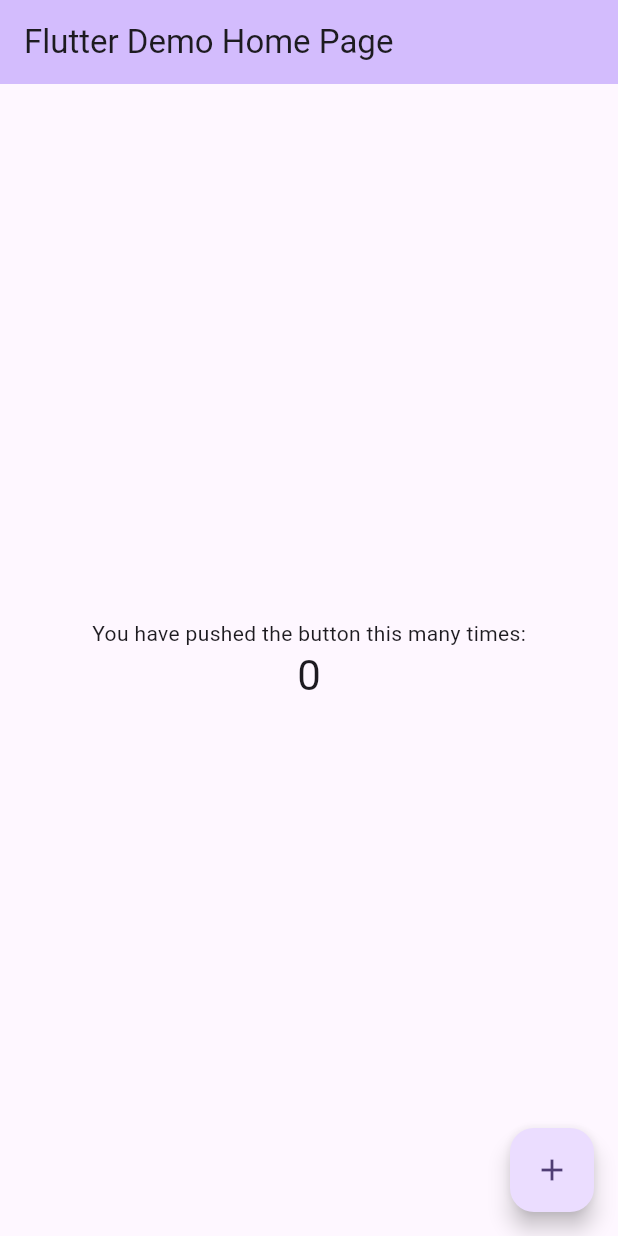
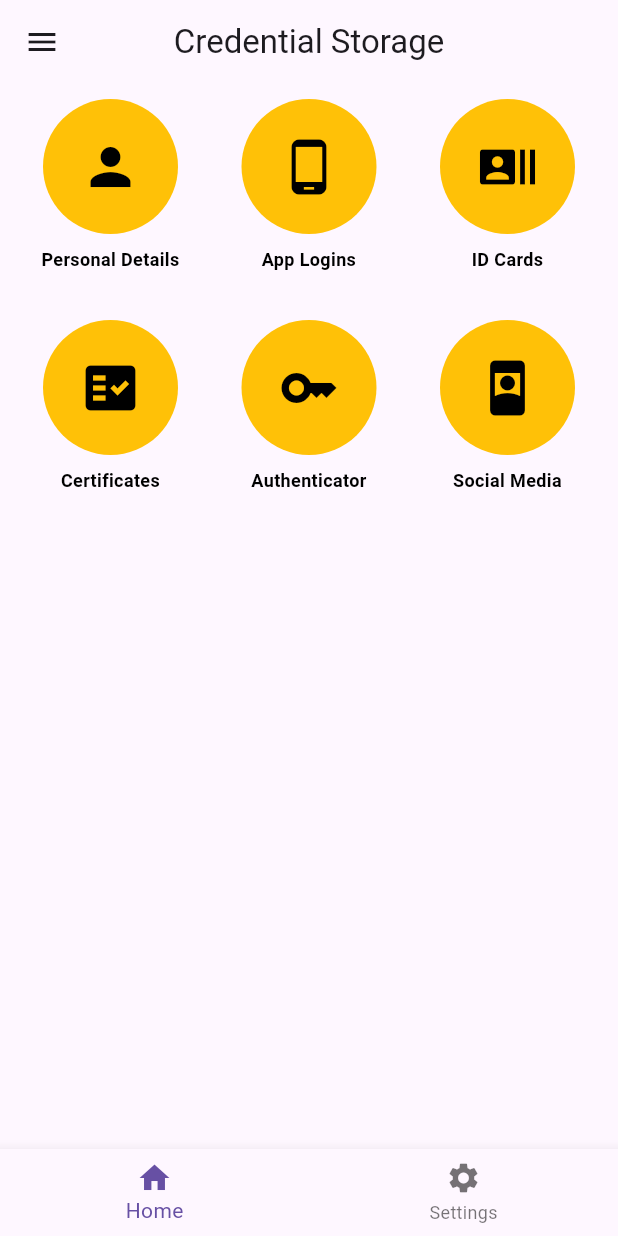
Before and after one commit to Dnissingle/Personal-Credentials-Storage, a Flutter app: the screen it shows after launch, on a phone screen of 412 x 824 dp. Run offline on Flutter 3.47's test engine with Material 3 defaults, Android fonts, the phone set to English and light mode, and no system bars.

Commit message:
created home page

```diff
--- a/lib/main.dart
+++ b/lib/main.dart
@@ -1,122 +1,16 @@
 import 'package:flutter/material.dart';
-
+import 'screens/home.dart';
 void main() {
   runApp(const MyApp());
 }
-
  class MyApp extends StatelessWidget {
    const MyApp({super.key});
 
-  // This widget is the root of your application.
    @override
    Widget build(BuildContext context) {
      return MaterialApp(
-      title: 'Flutter Demo',
-      theme: ThemeData(
-        // This is the theme of your application.
-        //
-        // TRY THIS: Try running your application with "flutter run". You'll see
-        // the application has a purple toolbar. Then, without quitting the app,
-        // try changing the seedColor in the colorScheme below to Colors.green
-        // and then invoke "hot reload" (save your changes or press the "hot
-        // reload" button in a Flutter-supported IDE, or press "r" if you used
-        // the command line to start the app).
-        //
-        // Notice that the counter didn't reset back to zero; the application
-        // state is not lost during the reload. To reset the state, use hot
-        // restart instead.
-        //
-        // This works for code too, not just values: Most code changes can be
-        // tested with just a hot reload.
-        colorScheme: .fromSeed(seedColor: Colors.deepPurple),
-      ),
-      home: const MyHomePage(title: 'Flutter Demo Home Page'),
+       debugShowCheckedModeBanner: false,
+       home: HomePage(),
      );
    }
  }
-
-class MyHomePage extends StatefulWidget {
-  const MyHomePage({super.key, required this.title});
-
-  // This widget is the home page of your application. It is stateful, meaning
-  // that it has a State object (defined below) that contains fields that affect
-  // how it looks.
-
-  // This class is the configuration for the state. It holds the values (in this
-  // case the title) provided by the parent (in this case the App widget) and
-  // used by the build method of the State. Fields in a Widget subclass are
-  // always marked "final".
-
-  final String title;
-
-  @override
-  State<MyHomePage> createState() => _MyHomePageState();
-}
-
-class _MyHomePageState extends State<MyHomePage> {
-  int _counter = 0;
-
-  void _incrementCounter() {
-    setState(() {
-      // This call to setState tells the Flutter framework that something has
-      // changed in this State, which causes it to rerun the build method below
-      // so that the display can reflect the updated values. If we changed
-      // _counter without calling setState(), then the build method would not be
-      // called again, and so nothing would appear to happen.
-      _counter++;
-    });
-  }
-
-  @override
-  Widget build(BuildContext context) {
-    // This method is rerun every time setState is called, for instance as done
-    // by the _incrementCounter method above.
-    //
-    // The Flutter framework has been optimized to make rerunning build methods
-    // fast, so that you can just rebuild anything that needs updating rather
-    // than having to individually change instances of widgets.
-    return Scaffold(
-      appBar: AppBar(
-        // TRY THIS: Try changing the color here to a specific color (to
-        // Colors.amber, perhaps?) and trigger a hot reload to see the AppBar
-        // change color while the other colors stay the same.
-        backgroundColor: Theme.of(context).colorScheme.inversePrimary,
-        // Here we take the value from the MyHomePage object that was created by
-        // the App.build method, and use it to set our appbar title.
-        title: Text(widget.title),
-      ),
-      body: Center(
-        // Center is a layout widget. It takes a single child and positions it
-        // in the middle of the parent.
-        child: Column(
-          // Column is also a layout widget. It takes a list of children and
-          // arranges them vertically. By default, it sizes itself to fit its
-          // children horizontally, and tries to be as tall as its parent.
-          //
-          // Column has various properties to control how it sizes itself and
-          // how it positions its children. Here we use mainAxisAlignment to
-          // center the children vertically; the main axis here is the vertical
-          // axis because Columns are vertical (the cross axis would be
-          // horizontal).
-          //
-          // TRY THIS: Invoke "debug painting" (choose the "Toggle Debug Paint"
-          // action in the IDE, or press "p" in the console), to see the
-          // wireframe for each widget.
-          mainAxisAlignment: .center,
-          children: [
-            const Text('You have pushed the button this many times:'),
-            Text(
-              '$_counter',
-              style: Theme.of(context).textTheme.headlineMedium,
-            ),
-          ],
-        ),
-      ),
-      floatingActionButton: FloatingActionButton(
-        onPressed: _incrementCounter,
-        tooltip: 'Increment',
-        child: const Icon(Icons.add),
-      ),
-    );
-  }
-}
--- /dev/null
+++ b/lib/screens/home.dart
@@ -0,0 +1,55 @@
+import 'package:flutter/material.dart';
+import 'package:personal_credential_storage/widgets/home_widgets.dart';
+
+class HomePage extends StatefulWidget {
+  const HomePage({super.key});
+
+  @override
+  State<HomePage> createState() => _HomePageState();
+}
+
+class _HomePageState extends State<HomePage> {
+  final List<Map<String, dynamic>> dashboardItems = [
+    {"icon": Icons.person, "text": "Personal Details"},
+    {"icon": Icons.phone_android, "text": "App Logins"},
+    {"icon": Icons.recent_actors, "text": "ID Cards"},
+    {"icon": Icons.fact_check, "text": "Certificates"},
+    {"icon": Icons.key, "text": "Authenticator"},
+    {"icon": Icons.remember_me, "text": "Social Media"},
+    //{"icon": Icons.settings_applications, "text": "Driver License"},
+  ];
+
+  @override
+  Widget build(BuildContext context) {
+    return Scaffold(
+      appBar: AppBar(
+        title: Text("Credential Storage"),
+        centerTitle: true,
+      ),
+      drawer: Drawer(),
+      body: Center(
+        child: GridView.builder(
+          padding: const EdgeInsets.all(10.0),
+          gridDelegate: const SliverGridDelegateWithFixedCrossAxisCount(
+            crossAxisCount: 3,
+            crossAxisSpacing: 5,
+            mainAxisSpacing: 20,
+          ),
+          itemCount: dashboardItems.length,
+          itemBuilder: (context, index) {
+            final item = dashboardItems[index];
+            return HomeWidgets(
+              icon: item["icon"],
+              text: item["text"],
+            );
+          }
+        ),
+      ),
+
+      bottomNavigationBar: BottomNavigationBar(items: [
+        BottomNavigationBarItem(icon: Icon(Icons.home), label: "Home"),
+        BottomNavigationBarItem(icon: Icon(Icons.settings), label: "Settings"),
+      ],),
+    );
+  }
+}
--- /dev/null
+++ b/lib/widgets/home_widgets.dart
@@ -0,0 +1,44 @@
+import 'package:flutter/material.dart';
+
+
+class HomeWidgets extends StatelessWidget {
+  final IconData icon;
+  final String text;
+  const HomeWidgets({super.key, required this.icon, required this.text});
+
+  @override
+  Widget build(BuildContext context) {
+    return Column(
+      mainAxisSize: MainAxisSize.min,
+      crossAxisAlignment: CrossAxisAlignment.center,
+      children: [
+        Container(
+          height: 90,
+          width: 90,
+          decoration: const BoxDecoration(
+            shape: BoxShape.circle,
+            color: Colors.amber
+          ),
+          child: Center(
+            child: Icon(icon, color: Colors.black,
+            size: 40),
+          ),
+        ),
+        const SizedBox(height: 8,),
+        Flexible(
+          child: Text(
+            text,
+            textAlign: TextAlign.center,
+            maxLines: 2,
+            overflow: TextOverflow.ellipsis,
+            style: const TextStyle(
+              color: Colors.black,
+              fontSize: 12,
+              fontWeight: FontWeight.bold,
+            ),
+          ),
+        )
+      ],
+    );
+  }
+}
```
Also changed, not shown: 2 other files. Lines whose indentation alone changed are shown as unchanged.
